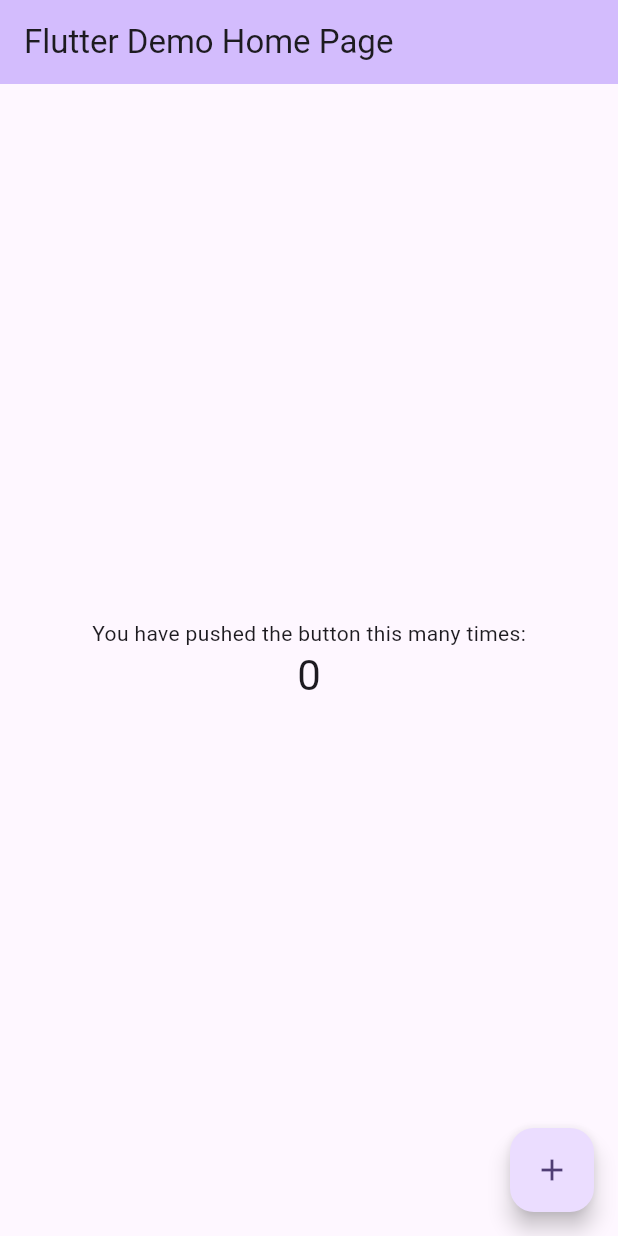
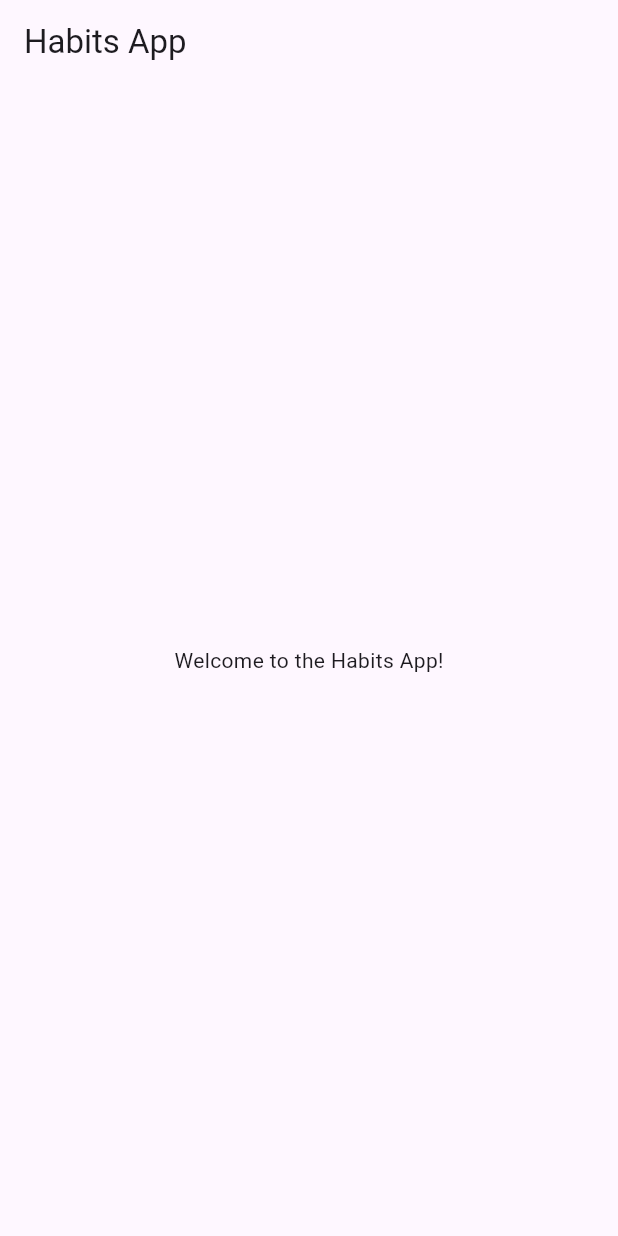
Before and after one commit to miladkhazani/habits_app, a Flutter app: the screen it shows after launch, on a phone screen of 412 x 824 dp. Run offline on Flutter 3.47's test engine with Material 3 defaults, Android fonts, the light colour scheme and no system bars.

Commit message:
Set up app structure and home screen

```diff
--- a/lib/main.dart
+++ b/lib/main.dart
@@ -1,4 +1,28 @@
 import 'package:flutter/material.dart';
+import 'screens/home_screen.dart';
+
+void main() {
+  runApp(const MyApp());
+}
+
+class MyApp extends StatelessWidget {
+  const MyApp({Key? key}) : super(key: key);
+
+  @override
+  Widget build(BuildContext context) {
+    return MaterialApp(
+      title: 'Habits App',
+      theme: ThemeData(
+        primarySwatch: Colors.blue,
+      ),
+      home: const HomeScreen(),
+    );
+  }
+}
+
+
+
+/* import 'package:flutter/material.dart';
 
 void main() {
   runApp(const MyApp());
@@ -123,3 +147,4 @@
     );
   }
 }
+*/
--- /dev/null
+++ b/lib/screens/home_screen.dart
@@ -0,0 +1,17 @@
+import 'package:flutter/material.dart';
+
+class HomeScreen extends StatelessWidget {
+  const HomeScreen({Key? key}) : super(key: key);
+
+  @override
+  Widget build(BuildContext context) {
+    return Scaffold(
+      appBar: AppBar(
+        title: const Text('Habits App'),
+      ),
+      body: const Center(
+        child: Text('Welcome to the Habits App!'),
+      ),
+    );
+  }
+}
--- a/pubspec.yaml
+++ b/pubspec.yaml
@@ -34,6 +34,10 @@ dependencies:
   # The following adds the Cupertino Icons font to your application.
   # Use with the CupertinoIcons class for iOS style icons.
   cupertino_icons: ^1.0.8
+  firebase_core: ^3.8.1
+  firebase_auth: ^5.3.4
+  cloud_firestore: ^5.5.1
+  fl_chart: ^0.69.2
 
 dev_dependencies:
   flutter_test:
```
Also changed, not shown: pubspec.lock, 9 other files.
